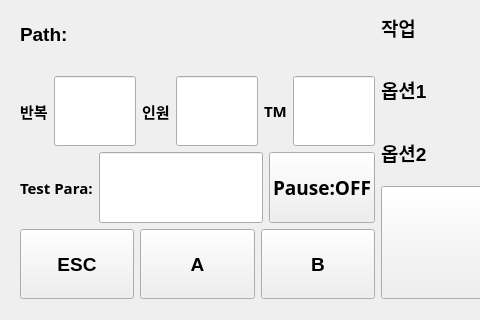
HyuntaMansei/ffbe, file ffbe_widget.ui: the form before one commit; both pictures show x 0 to 480 and y 102 to 422 of the 1119 by 422 pixel window.
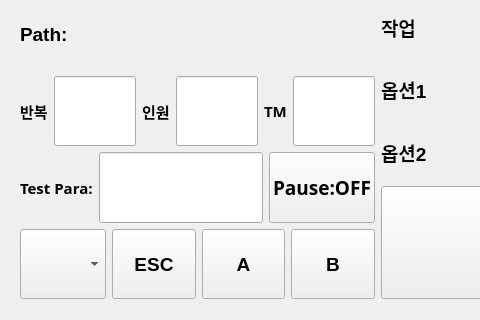
The form after the commit.

```diff
--- a/ffbe_widget.ui
+++ b/ffbe_widget.ui
@@ -471,6 +471,16 @@
         </item>
         <item>
          <layout class="QHBoxLayout" name="horizontalLayout_2">
+          <item>
+           <widget class="QComboBox" name="cb_gui_mode">
+            <property name="sizePolicy">
+             <sizepolicy hsizetype="Preferred" vsizetype="Expanding">
+              <horstretch>0</horstretch>
+              <verstretch>0</verstretch>
+             </sizepolicy>
+            </property>
+           </widget>
+          </item>
           <item>
            <widget class="QPushButton" name="pb_esc">
             <property name="sizePolicy">
```
